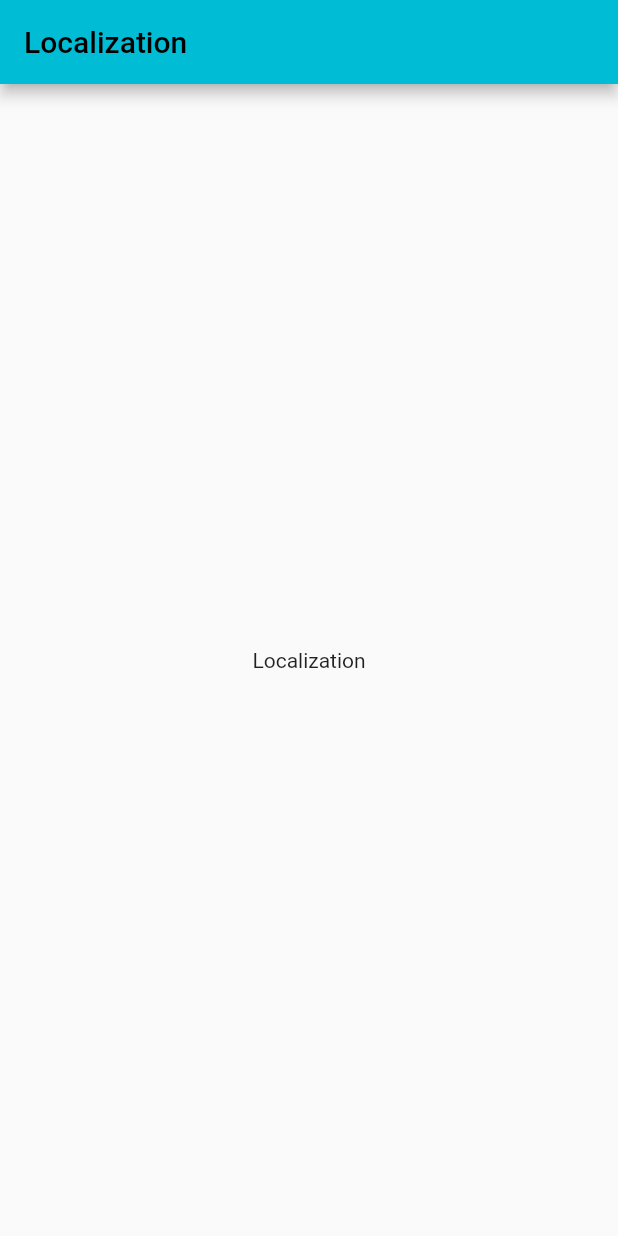
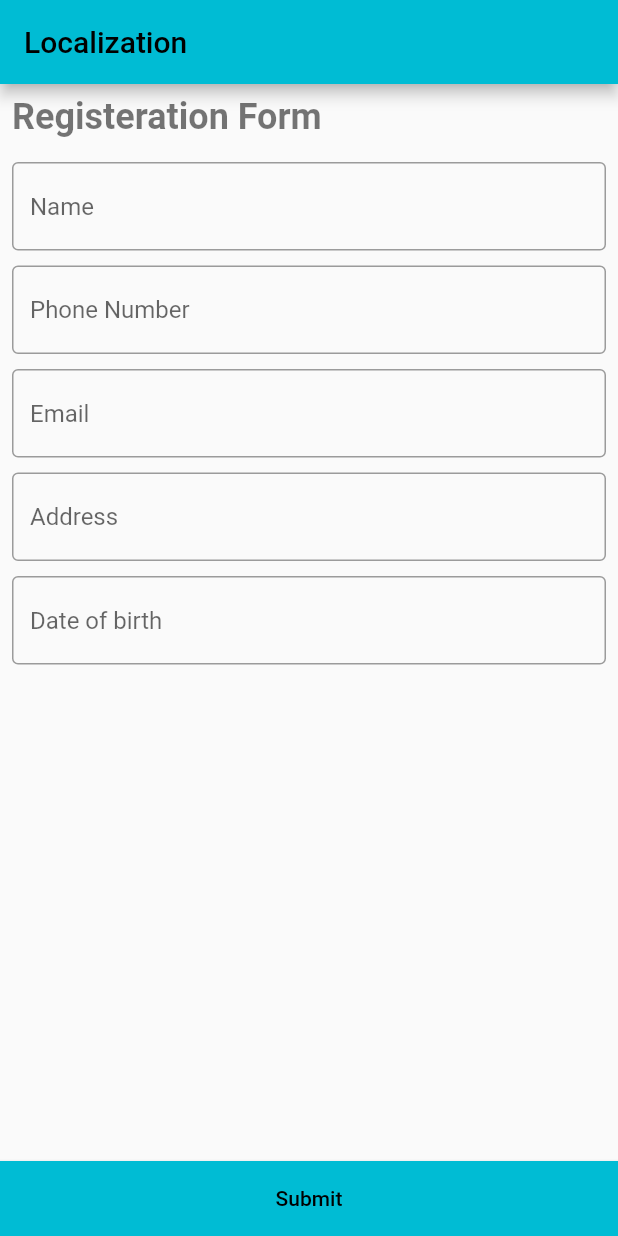
Before and after one commit to SamiUllah-dev/flutter_localization, a Flutter app: the screen it shows after launch, on a phone screen of 412 x 824 dp. Run offline on Flutter 3.47's test engine with Material 2 defaults, Android fonts, the light colour scheme and no system bars.

Commit message:
registeration form created

```diff
--- a/lib/main.dart
+++ b/lib/main.dart
@@ -1,4 +1,5 @@
 import 'package:flutter/material.dart';
+import 'package:flutter_localization_app/screens/registeration_screen.dart';
 
 void main() {
   runApp(const MyApp());
@@ -35,9 +36,7 @@ class _MyHomePageState extends State<MyHomePage> {
       appBar: AppBar(
         title: Text(widget.title),
       ),
-      body: const Center(
-        child: Text('Localization'),
-      ),
+      body: const RegisterationScreen(),
     );
   }
 }
--- a/lib/screens/registeration_screen.dart
+++ b/lib/screens/registeration_screen.dart
@@ -0,0 +1,110 @@
+import 'package:flutter/cupertino.dart';
+import 'package:flutter/material.dart';
+import 'package:flutter/src/widgets/container.dart';
+import 'package:flutter/src/widgets/framework.dart';
+
+class RegisterationScreen extends StatelessWidget {
+  const RegisterationScreen({super.key});
+
+  Future<void> openCalender(BuildContext context) async {
+    DateTime? pickedDate = await showDatePicker(
+        context: context, //context of current state
+        initialDate: DateTime.now(),
+        firstDate: DateTime(
+            2000), //DateTime.now() - not to allow to choose before today.
+        lastDate: DateTime(2101));
+
+    if (pickedDate != null) {
+      print(pickedDate); //pickedDate output format => 2021-03-10 00:00:00.000
+    } else {
+      print("Date is not selected");
+    }
+  }
+
+  @override
+  Widget build(BuildContext context) {
+    return Column(
+      mainAxisAlignment: MainAxisAlignment.spaceBetween,
+      children: [
+        Expanded(
+          child: Padding(
+            padding: const EdgeInsets.all(8.0),
+            child: SingleChildScrollView(
+              child: Column(
+                crossAxisAlignment: CrossAxisAlignment.start,
+                mainAxisSize: MainAxisSize.min,
+                mainAxisAlignment: MainAxisAlignment.center,
+                children: [
+                  Text(
+                    'Registeration Form',
+                    style: TextStyle(
+                      fontSize: 24,
+                      fontWeight: FontWeight.bold,
+                      color: Colors.black54,
+                    ),
+                  ),
+                  SizedBox(
+                    height: 16,
+                  ),
+                  TextField(
+                    decoration: InputDecoration(
+                      hintText: 'Name',
+                      border: OutlineInputBorder(),
+                    ),
+                  ),
+                  SizedBox(
+                    height: 10,
+                  ),
+                  TextField(
+                    decoration: InputDecoration(
+                      hintText: 'Phone Number',
+                      border: OutlineInputBorder(),
+                    ),
+                  ),
+                  SizedBox(
+                    height: 10,
+                  ),
+                  TextField(
+                    decoration: InputDecoration(
+                      hintText: 'Email',
+                      border: OutlineInputBorder(),
+                    ),
+                  ),
+                  SizedBox(
+                    height: 10,
+                  ),
+                  TextField(
+                    decoration: InputDecoration(
+                      hintText: 'Address',
+                      border: OutlineInputBorder(),
+                    ),
+                  ),
+                  SizedBox(
+                    height: 10,
+                  ),
+                  TextField(
+                    onTap: () async {
+                      openCalender(context);
+                    },
+                    readOnly: true,
+                    decoration: InputDecoration(
+                      hintText: 'Date of birth',
+                      border: OutlineInputBorder(),
+                    ),
+                  ),
+                ],
+              ),
+            ),
+          ),
+        ),
+        ElevatedButton(
+            style: ElevatedButton.styleFrom(
+                shape: const RoundedRectangleBorder(
+                    borderRadius: BorderRadius.zero),
+                minimumSize: const Size(double.infinity, 50)),
+            onPressed: () {},
+            child: const Text('Submit'))
+      ],
+    );
+  }
+}
```
